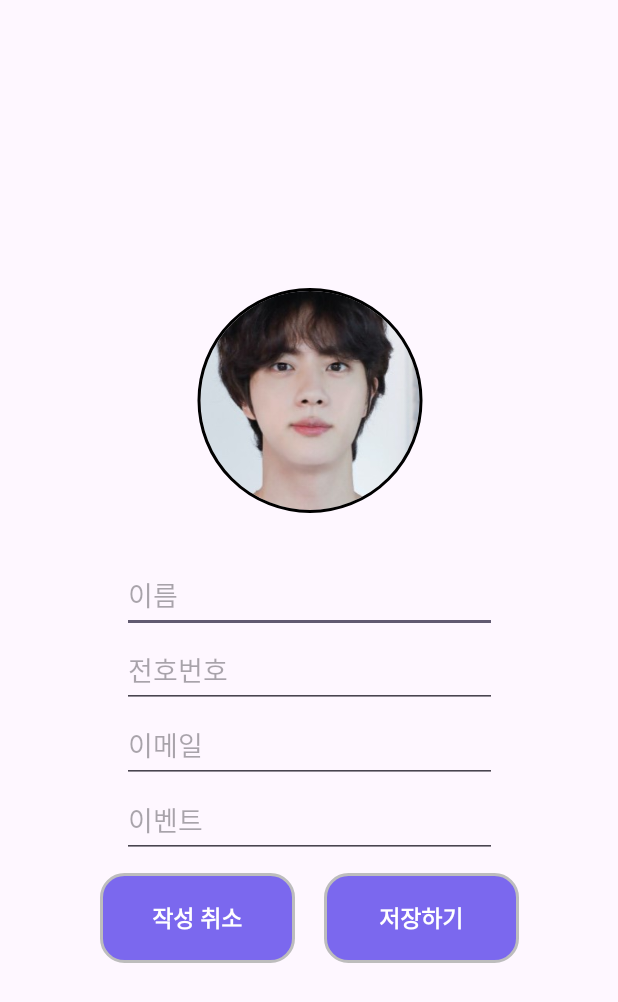
After one commit to NBC-Project-closer/Closer, an Android app: the layout fragment_save_info.xml on its own in the app's theme, with its tools: preview values and no code run, on a phone screen of 412 x 824 dp. The commit adds this screen. Shown: the top 1002 px of the screen. Run offline under Robolectric (Android 15) with nearby library versions, the phone set to English and light mode, and no system bars.

Commit message:
UI 구성

```diff
--- a/app/build.gradle.kts
+++ b/app/build.gradle.kts
@@ -33,10 +33,15 @@ android {
     kotlinOptions {
         jvmTarget = "1.8"
     }
+
+    buildFeatures{
+        viewBinding = true
+    }
 }
 
 dependencies {
 
+    implementation(libs.circleimageview)
     implementation(libs.androidx.core.ktx)
     implementation(libs.androidx.appcompat)
     implementation(libs.material)
--- a/app/src/main/AndroidManifest.xml
+++ b/app/src/main/AndroidManifest.xml
@@ -13,6 +13,9 @@
         android:theme="@style/Theme.NBC_Closer"
         tools:targetApi="31">
         <activity
+            android:name=".Dialog"
+            android:exported="false" />
+        <activity
             android:name=".MainActivity"
             android:exported="true">
             <intent-filter>
--- a/app/src/main/java/com/example/nbc_closer/MainActivity.kt
+++ b/app/src/main/java/com/example/nbc_closer/MainActivity.kt
@@ -1,12 +1,17 @@
 package com.example.nbc_closer
 
+import android.app.Activity
+import android.app.Dialog
+import android.content.Context
 import android.os.Bundle
 import androidx.activity.enableEdgeToEdge
 import androidx.appcompat.app.AppCompatActivity
 import androidx.core.view.ViewCompat
 import androidx.core.view.WindowInsetsCompat
+import com.example.nbc_closer.databinding.ActivityMainBinding
 
 class MainActivity : AppCompatActivity() {
+    private lateinit var binding: ActivityMainBinding
     override fun onCreate(savedInstanceState: Bundle?) {
         super.onCreate(savedInstanceState)
         enableEdgeToEdge()
@@ -16,5 +21,10 @@ class MainActivity : AppCompatActivity() {
             v.setPadding(systemBars.left, systemBars.top, systemBars.right, systemBars.bottom)
             insets
         }
+
+        SaveInfoDialogFragment().show(
+            supportFragmentManager, "SaveInfoDialogFragment")
+
+
     }
 }
--- /dev/null
+++ b/app/src/main/java/com/example/nbc_closer/SaveInfoDialogFragment.kt
@@ -0,0 +1,47 @@
+package com.example.nbc_closer
+
+
+import android.os.Bundle
+import android.view.LayoutInflater
+import android.view.View
+import android.view.ViewGroup
+import androidx.fragment.app.DialogFragment
+import com.example.nbc_closer.databinding.FragmentSaveInfoBinding
+
+
+class SaveInfoDialogFragment :DialogFragment() {
+
+    private  var _binding: FragmentSaveInfoBinding? = null
+    private val binding get() = _binding!!
+
+    override fun onCreate(savedInstanceState: Bundle?) {
+        super.onCreate(savedInstanceState)
+
+        binding.dialogCancellation.setOnClickListener {
+            dismiss()
+        }
+
+        binding.dialogSave.setOnClickListener {
+            dismiss()
+        }
+
+    }
+
+
+    override fun onCreateView(
+        inflater: LayoutInflater,
+        container: ViewGroup?,
+        savedInstanceState: Bundle?
+    ): View {
+        _binding = FragmentSaveInfoBinding.inflate(inflater, container, false)
+        return binding.root
+    }
+
+
+    override fun onDestroyView() {
+        super.onDestroyView()
+        _binding = null
+    }
+
+
+}
--- /dev/null
+++ b/app/src/main/res/drawable/dialog_button.xml
@@ -0,0 +1,12 @@
+<?xml version="1.0" encoding="utf-8"?>
+<shape xmlns:android="http://schemas.android.com/apk/res/android"
+    android:shape="rectangle" android:padding = "10dp">
+    <solid android:color="#7B68EE"></solid>
+    <corners
+        android:bottomLeftRadius="15dp"
+        android:bottomRightRadius="15dp"
+        android:topLeftRadius="15dp"
+        android:topRightRadius="15dp"></corners>
+    <stroke android:width="2dp"
+        android:color="#BDBDBD"></stroke>
+</shape>
--- /dev/null
+++ b/app/src/main/res/layout/fragment_save_info.xml
@@ -0,0 +1,116 @@
+<?xml version="1.0" encoding="utf-8"?>
+<androidx.constraintlayout.widget.ConstraintLayout xmlns:android="http://schemas.android.com/apk/res/android"
+    xmlns:app="http://schemas.android.com/apk/res-auto"
+    xmlns:tools="http://schemas.android.com/tools"
+    android:id="@+id/main"
+    android:layout_width="match_parent"
+    android:layout_height="match_parent"
+    tools:context=".SaveInfoDialogFragment">
+
+    <androidx.constraintlayout.widget.ConstraintLayout
+        android:layout_width="350dp"
+        android:layout_height="500dp"
+        app:layout_constraintBottom_toBottomOf="parent"
+        app:layout_constraintEnd_toEndOf="parent"
+        app:layout_constraintStart_toStartOf="parent"
+        app:layout_constraintTop_toTopOf="parent">
+
+        <de.hdodenhof.circleimageview.CircleImageView
+            android:id="@+id/profile"
+            android:layout_width="200dp"
+            android:layout_height="150dp"
+            android:layout_marginTop="30dp"
+            android:src="@drawable/user_img_jin"
+            app:civ_border_overlay="true"
+            app:civ_border_width="2dp"
+            app:layout_constraintEnd_toEndOf="parent"
+            app:layout_constraintStart_toStartOf="parent"
+            app:layout_constraintTop_toTopOf="parent" />
+
+        <EditText
+            android:id="@+id/dialog_name"
+            android:layout_width="match_parent"
+            android:layout_height="50dp"
+            android:layout_marginStart="50dp"
+            android:layout_marginTop="30dp"
+            android:layout_marginEnd="50dp"
+            android:hint="@string/dialog_name"
+            android:inputType="text"
+            app:layout_constraintEnd_toEndOf="parent"
+            app:layout_constraintHorizontal_bias="0.502"
+            app:layout_constraintStart_toStartOf="parent"
+            app:layout_constraintTop_toBottomOf="@+id/profile" />
+
+        <EditText
+            android:id="@+id/dialog_phone_number"
+            android:layout_width="match_parent"
+            android:layout_height="50dp"
+            android:layout_marginStart="50dp"
+            android:layout_marginTop="50dp"
+            android:layout_marginEnd="50dp"
+            android:hint="@string/dialog_phone_number"
+            android:inputType="text"
+            app:layout_constraintEnd_toEndOf="@id/dialog_name"
+            app:layout_constraintStart_toStartOf="@id/dialog_name"
+            app:layout_constraintTop_toTopOf="@id/dialog_name" />
+
+        <EditText
+            android:id="@+id/dialog_email"
+            android:layout_width="match_parent"
+            android:layout_height="50dp"
+            android:layout_marginStart="50dp"
+            android:layout_marginTop="50dp"
+            android:layout_marginEnd="50dp"
+            android:hint="@string/dialog_email"
+            android:inputType="text"
+            app:layout_constraintEnd_toEndOf="@id/dialog_phone_number"
+            app:layout_constraintStart_toStartOf="@id/dialog_phone_number"
+            app:layout_constraintTop_toTopOf="@id/dialog_phone_number" />
+
+        <EditText
+            android:id="@+id/diarog_event"
+            android:layout_width="match_parent"
+            android:layout_height="50dp"
+            android:layout_marginStart="50dp"
+            android:layout_marginTop="50dp"
+            android:layout_marginEnd="50dp"
+            android:hint="@string/dialog_event"
+            android:inputType="text"
+            app:layout_constraintEnd_toEndOf="@+id/dialog_email"
+            app:layout_constraintStart_toStartOf="@+id/dialog_email"
+            app:layout_constraintTop_toTopOf="@+id/dialog_email" />
+
+        <androidx.appcompat.widget.AppCompatButton
+            android:id="@+id/dialog_save"
+            android:layout_width="130dp"
+            android:layout_height="60dp"
+            android:layout_marginEnd="35dp"
+            android:layout_marginBottom="20dp"
+            android:background="@drawable/dialog_button"
+            android:stateListAnimator="@null"
+            android:text="@string/dialog_save"
+            android:textColor="@color/white"
+            android:textSize="15sp"
+            android:textStyle="bold"
+            app:layout_constraintBottom_toBottomOf="parent"
+            app:layout_constraintEnd_toEndOf="parent" />
+
+        <androidx.appcompat.widget.AppCompatButton
+            android:id="@+id/dialog_cancellation"
+            android:layout_width="130dp"
+            android:layout_height="60dp"
+            android:layout_marginStart="35dp"
+            android:layout_marginBottom="20dp"
+            android:background="@drawable/dialog_button"
+            android:stateListAnimator="@null"
+            android:text="@string/dialog_cancellation"
+            android:textColor="@color/white"
+            android:textSize="15sp"
+            android:textStyle="bold"
+            app:layout_constraintBottom_toBottomOf="parent"
+            app:layout_constraintStart_toStartOf="parent" />
+    </androidx.constraintlayout.widget.ConstraintLayout>
+
+
+
+</androidx.constraintlayout.widget.ConstraintLayout>
--- a/app/src/main/res/values/strings.xml
+++ b/app/src/main/res/values/strings.xml
@@ -1,3 +1,9 @@
 <resources>
     <string name="app_name">NBC_Closer</string>
+    <string name="dialog_event">이벤트</string>
+    <string name="dialog_email">이메일</string>
+    <string name="dialog_phone_number">전호번호</string>
+    <string name="dialog_name">이름</string>
+    <string name="dialog_cancellation">작성 취소</string>
+    <string name="dialog_save">저장하기</string>
 </resources>
--- a/gradle/libs.versions.toml
+++ b/gradle/libs.versions.toml
@@ -1,5 +1,6 @@
 [versions]
 agp = "8.3.0"
+circleimageview = "3.1.0"
 kotlin = "1.9.0"
 coreKtx = "1.13.0"
 junit = "4.13.2"
@@ -12,6 +13,7 @@ constraintlayout = "2.1.4"
 
 [libraries]
 androidx-core-ktx = { group = "androidx.core", name = "core-ktx", version.ref = "coreKtx" }
+circleimageview = { module = "de.hdodenhof:circleimageview", version.ref = "circleimageview" }
 junit = { group = "junit", name = "junit", version.ref = "junit" }
 androidx-junit = { group = "androidx.test.ext", name = "junit", version.ref = "junitVersion" }
 androidx-espresso-core = { group = "androidx.test.espresso", name = "espresso-core", version.ref = "espressoCore" }
```
